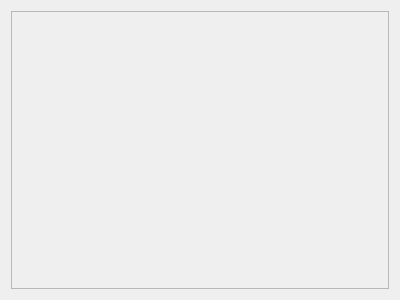
Above: resource/task_control.ui from felix-kolbe/uashh-rvl-catkin-ros-pkg before the change. Below: the same form after it.
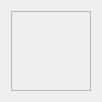
That is the form after the change.

Commit message: Button layout and shutdown improvements

Diff of the .ui file:
```diff
--- a/resource/task_control.ui
+++ b/resource/task_control.ui
@@ -6,14 +6,14 @@
    <rect>
     <x>0</x>
     <y>0</y>
-    <width>400</width>
-    <height>300</height>
+    <width>102</width>
+    <height>102</height>
    </rect>
   </property>
   <property name="windowTitle">
    <string>Task Control</string>
   </property>
-  <layout class="QHBoxLayout" name="horizontalLayout">
+  <layout class="QHBoxLayout">
    <item>
     <widget class="QScrollArea" name="scrollArea">
      <property name="widgetResizable">
@@ -24,8 +24,8 @@
        <rect>
         <x>0</x>
         <y>0</y>
-        <width>380</width>
-        <height>280</height>
+        <width>82</width>
+        <height>82</height>
        </rect>
       </property>
      </widget>
```
The commit also changes 1 other file.
